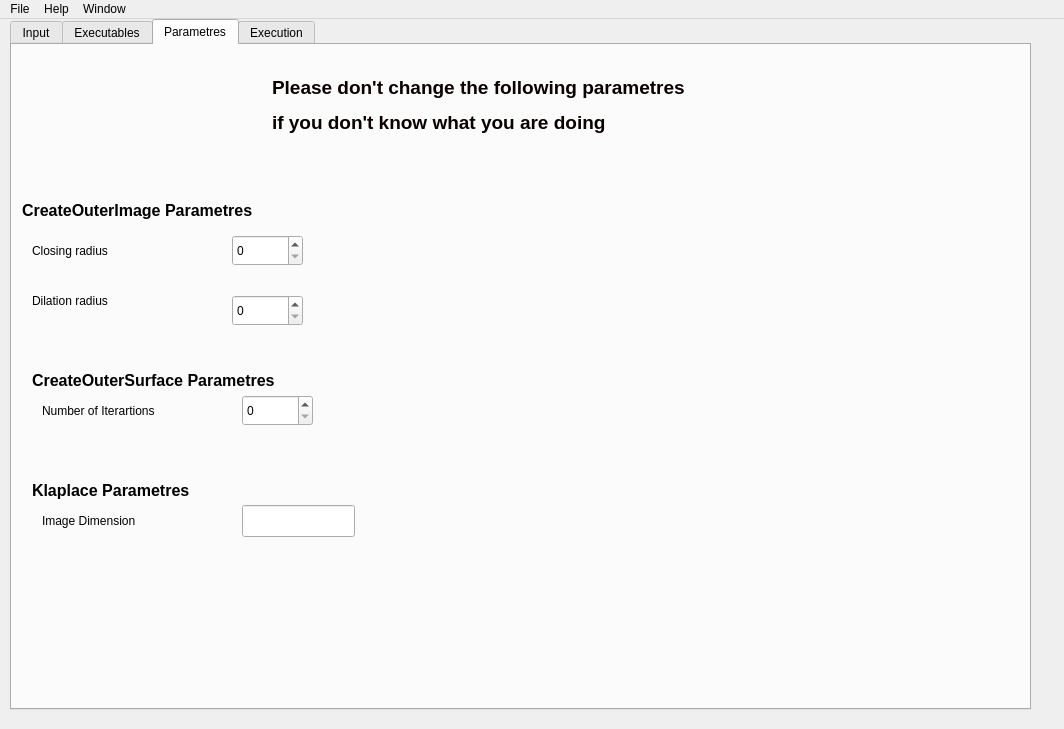
Old version of the form src/app/csfwindow.ui in the repository tahya-deddah/Local_EACSF.
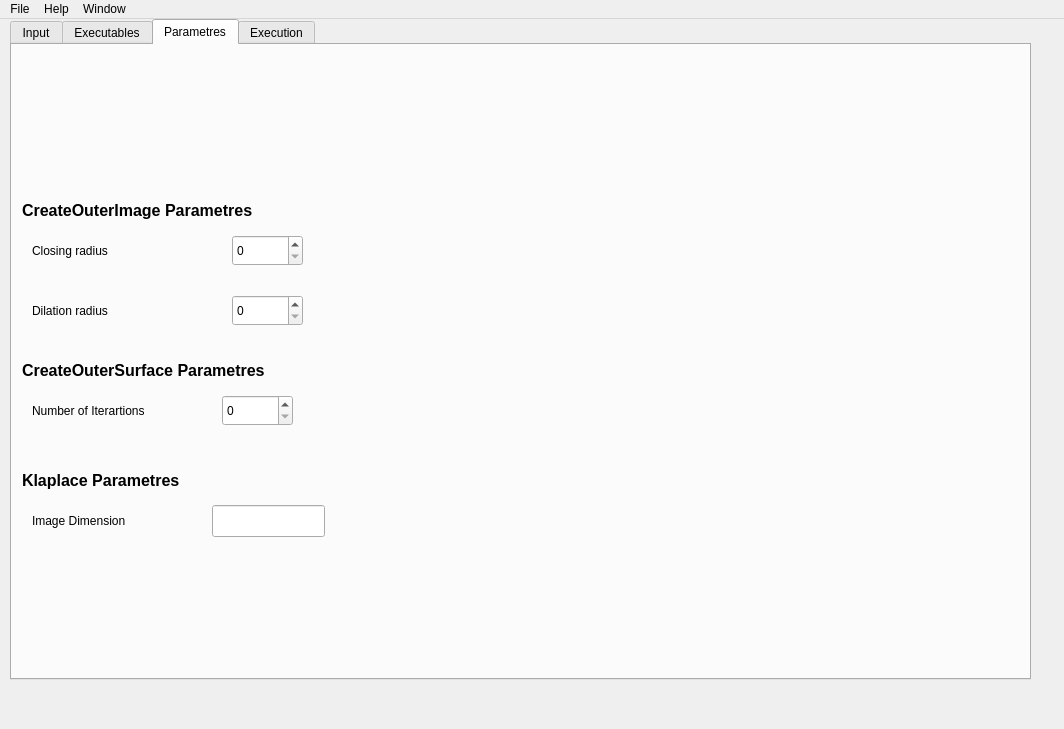
New version of the form. The open tabs and pages were chosen to show the change.

```diff
--- a/src/app/csfwindow.ui
+++ b/src/app/csfwindow.ui
@@ -20,7 +20,7 @@
       <x>10</x>
       <y>0</y>
       <width>1021</width>
-      <height>691</height>
+      <height>661</height>
      </rect>
     </property>
     <property name="minimumSize">
@@ -304,8 +304,8 @@
      <widget class="QLabel" name="CreateOuterImage_parametres_2">
       <property name="geometry">
        <rect>
-        <x>20</x>
-        <y>320</y>
+        <x>10</x>
+        <y>310</y>
         <width>351</width>
         <height>31</height>
        </rect>
@@ -317,8 +317,8 @@
      <widget class="QLabel" name="CreateOuterImage_parametres_3">
       <property name="geometry">
        <rect>
-        <x>20</x>
-        <y>430</y>
+        <x>10</x>
+        <y>420</y>
         <width>321</width>
         <height>31</height>
        </rect>
@@ -344,7 +344,7 @@
       <property name="geometry">
        <rect>
         <x>20</x>
-        <y>240</y>
+        <y>250</y>
         <width>101</width>
         <height>31</height>
        </rect>
@@ -376,7 +376,7 @@
      <widget class="QLabel" name="Number_iterations">
       <property name="geometry">
        <rect>
-        <x>30</x>
+        <x>20</x>
         <y>350</y>
         <width>151</width>
         <height>31</height>
@@ -389,7 +389,7 @@
      <widget class="QSpinBox" name="IterationsNumber">
       <property name="geometry">
        <rect>
-        <x>230</x>
+        <x>210</x>
         <y>350</y>
         <width>71</width>
         <height>31</height>
@@ -399,7 +399,7 @@
      <widget class="QLabel" name="image_dimension">
       <property name="geometry">
        <rect>
-        <x>30</x>
+        <x>20</x>
         <y>460</y>
         <width>151</width>
         <height>31</height>
@@ -412,26 +412,13 @@
      <widget class="QLineEdit" name="ImageDimension">
       <property name="geometry">
        <rect>
-        <x>230</x>
+        <x>200</x>
         <y>460</y>
         <width>113</width>
         <height>32</height>
        </rect>
       </property>
      </widget>
-     <widget class="QLabel" name="Warning">
-      <property name="geometry">
-       <rect>
-        <x>260</x>
-        <y>30</y>
-        <width>561</width>
-        <height>61</height>
-       </rect>
-      </property>
-      <property name="text">
-       <string>&lt;html&gt;&lt;head/&gt;&lt;body&gt;&lt;p&gt;&lt;span style=&quot; font-size:14pt; font-weight:600; color:#0a0000;&quot;&gt;Please don't change the following parametres&lt;/span&gt;&lt;/p&gt;&lt;p align=&quot;justify&quot;&gt;&lt;span style=&quot; font-size:14pt; font-weight:600; color:#0a0000;&quot;&gt;if you don't know what you are doing&lt;/span&gt;&lt;/p&gt;&lt;/body&gt;&lt;/html&gt;</string>
-      </property>
-     </widget>
     </widget>
     <widget class="QWidget" name="tab_exection">
      <attribute name="title">
```
Left out of the diff: 2 changed lines with no effect on the pictures.
